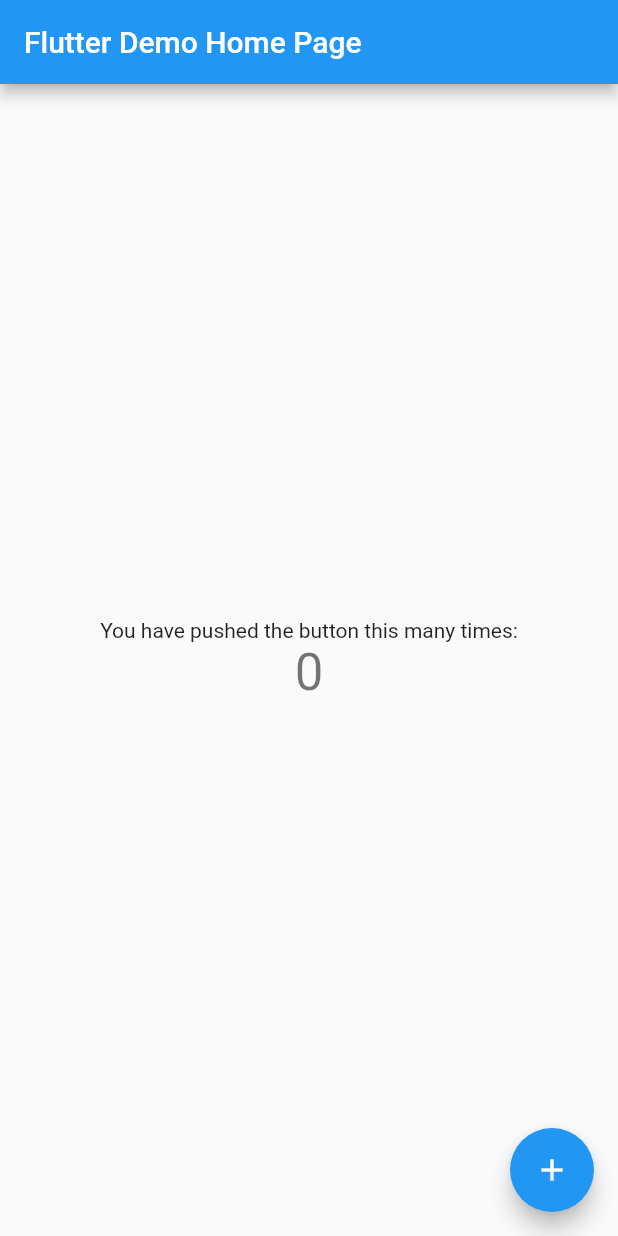
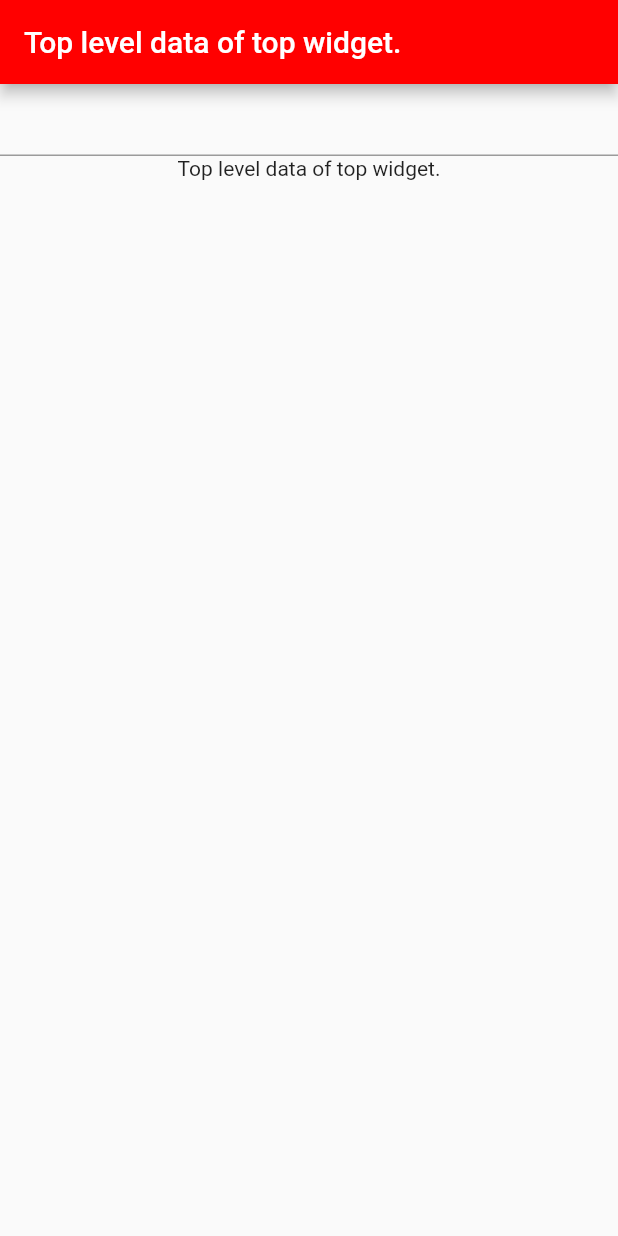
Before and after one commit to const-nawata/flutter_tst, a Flutter app: the screen it shows after launch, on a phone screen of 412 x 824 dp. Run offline on Flutter 3.47's test engine with Material 2 defaults, Android fonts, the phone set to English and light mode, and no system bars.

Commit message:
Final. System corrections.

```diff
--- /dev/null
+++ b/lib/Pages/home_page.dart
@@ -0,0 +1,19 @@
+import 'package:flutter/material.dart';
+import 'package:flutter_tst/Widgets/top_bar.dart';
+
+class HomePage extends StatelessWidget {
+  const HomePage({Key key}) : super(key: key);
+
+  @override
+  Widget build(BuildContext context) {
+    return Scaffold(
+      backgroundColor: Color(0xFFFFFFFF),
+      // backgroundColor: Color(0xFFB4EFDF),
+      body: Column(
+        children: <Widget>[
+          TopBar(),
+        ],
+      ),
+    );
+  }
+}
--- a/lib/main.dart
+++ b/lib/main.dart
@@ -1,113 +1,88 @@
 import 'package:flutter/material.dart';
+import 'package:provider/provider.dart';
+import 'models/data.dart';
+
 
 void main() {
   runApp(MyApp());
 }
 
 class MyApp extends StatelessWidget {
-  // This widget is the root of your application.
   @override
   Widget build(BuildContext context) {
-    return MaterialApp(
-      title: 'Flutter Demo',
-      theme: ThemeData(
-        // This is the theme of your application.
-        //
-        // Try running your application with "flutter run". You'll see the
-        // application has a blue toolbar. Then, without quitting the app, try
-        // changing the primarySwatch below to Colors.green and then invoke
-        // "hot reload" (press "r" in the console where you ran "flutter run",
-        // or simply save your changes to "hot reload" in a Flutter IDE).
-        // Notice that the counter didn't reset back to zero; the application
-        // is not restarted.
-        primarySwatch: Colors.blue,
+    return ChangeNotifierProvider<Data>(
+      create: (context) => Data(),
+      child: MaterialApp(
+        title: 'Task App Provider',
+        theme: ThemeData(
+          primaryColor: Color(0xFFFF0000),
+          accentColor: Color(0xFFFF8A80),
+        ),
+        home: HomePage(),
       ),
-      home: MyHomePage(title: 'Flutter Demo Home Page'),
     );
   }
 }
 
-class MyHomePage extends StatefulWidget {
-  MyHomePage({Key key, this.title}) : super(key: key);
+class HomePage extends StatelessWidget {
+  final String data;
+  final Function onChange;
 
-  // This widget is the home page of your application. It is stateful, meaning
-  // that it has a State object (defined below) that contains fields that affect
-  // how it looks.
-
-  // This class is the configuration for the state. It holds the values (in this
-  // case the title) provided by the parent (in this case the App widget) and
-  // used by the build method of the State. Fields in a Widget subclass are
-  // always marked "final".
-
-  final String title;
-
-  @override
-  _MyHomePageState createState() => _MyHomePageState();
-}
-
-class _MyHomePageState extends State<MyHomePage> {
-  int _counter = 0;
-
-  void _incrementCounter() {
-    setState(() {
-      // This call to setState tells the Flutter framework that something has
-      // changed in this State, which causes it to rerun the build method below
-      // so that the display can reflect the updated values. If we changed
-      // _counter without calling setState(), then the build method would not be
-      // called again, and so nothing would appear to happen.
-      _counter++;
-    });
-  }
+  HomePage({@required this.data, @required this.onChange});
 
   @override
   Widget build(BuildContext context) {
-    // This method is rerun every time setState is called, for instance as done
-    // by the _incrementCounter method above.
-    //
-    // The Flutter framework has been optimized to make rerunning build methods
-    // fast, so that you can just rebuild anything that needs updating rather
-    // than having to individually change instances of widgets.
     return Scaffold(
       appBar: AppBar(
-        // Here we take the value from the MyHomePage object that was created by
-        // the App.build method, and use it to set our appbar title.
-        title: Text(widget.title),
+        title: Container(
+          child: Text(context.watch<Data>().getData),
+        ),
       ),
       body: Center(
-        // Center is a layout widget. It takes a single child and positions it
-        // in the middle of the parent.
-        child: Column(
-          // Column is also a layout widget. It takes a list of children and
-          // arranges them vertically. By default, it sizes itself to fit its
-          // children horizontally, and tries to be as tall as its parent.
-          //
-          // Invoke "debug painting" (press "p" in the console, choose the
-          // "Toggle Debug Paint" action from the Flutter Inspector in Android
-          // Studio, or the "Toggle Debug Paint" command in Visual Studio Code)
-          // to see the wireframe for each widget.
-          //
-          // Column has various properties to control how it sizes itself and
-          // how it positions its children. Here we use mainAxisAlignment to
-          // center the children vertically; the main axis here is the vertical
-          // axis because Columns are vertical (the cross axis would be
-          // horizontal).
-          mainAxisAlignment: MainAxisAlignment.center,
-          children: <Widget>[
-            Text(
-              'You have pushed the button this many times:',
-            ),
-            Text(
-              '$_counter',
-              style: Theme.of(context).textTheme.headline4,
-            ),
-          ],
-        ),
+        child: Widget1(),
       ),
-      floatingActionButton: FloatingActionButton(
-        onPressed: _incrementCounter,
-        tooltip: 'Increment',
-        child: Icon(Icons.add),
-      ), // This trailing comma makes auto-formatting nicer for build methods.
     );
   }
 }
+
+class Widget1 extends StatelessWidget {
+  @override
+  Widget build(BuildContext context) {
+    return Container(
+      child: Widget2(),
+    );
+  }
+}
+
+class Widget2 extends StatelessWidget {
+  @override
+  Widget build(BuildContext context) {
+    return Container(
+      child: Column(
+        children: <Widget>[
+          MyTextField(),
+          Widget3(),
+        ],
+      ),
+    );
+  }
+}
+
+//  Text(context.watch<Data>().getData)
+class Widget3 extends StatelessWidget {
+  @override
+  Widget build(BuildContext context) {
+    return Container(
+      child: Text(context.watch<Data>().getData),
+    );
+  }
+}
+
+class MyTextField extends StatelessWidget {
+  @override
+  Widget build(BuildContext context) {
+    return TextField(
+      onChanged: (newData) => context.read<Data>().changeString(newData),
+    );
+  }
+}
--- /dev/null
+++ b/lib/models/data.dart
@@ -0,0 +1,13 @@
+
+import 'package:flutter/cupertino.dart';
+
+class Data with ChangeNotifier{
+  String _data = 'Top level data of top widget.';
+
+  String get getData => _data;
+
+  void changeString(String newString){
+    _data = newString;
+    notifyListeners();
+  }
+}
--- a/pubspec.yaml
+++ b/pubspec.yaml
@@ -28,6 +28,7 @@ dependencies:
   # The following adds the Cupertino Icons font to your application.
   # Use with the CupertinoIcons class for iOS style icons.
   cupertino_icons: ^1.0.2
+  provider: ^5.0.0
 
 dev_dependencies:
   flutter_test:
```
Also changed, not shown: lib/Widgets/top_bar.dart (added, +92 -0 lines), pubspec.lock.
